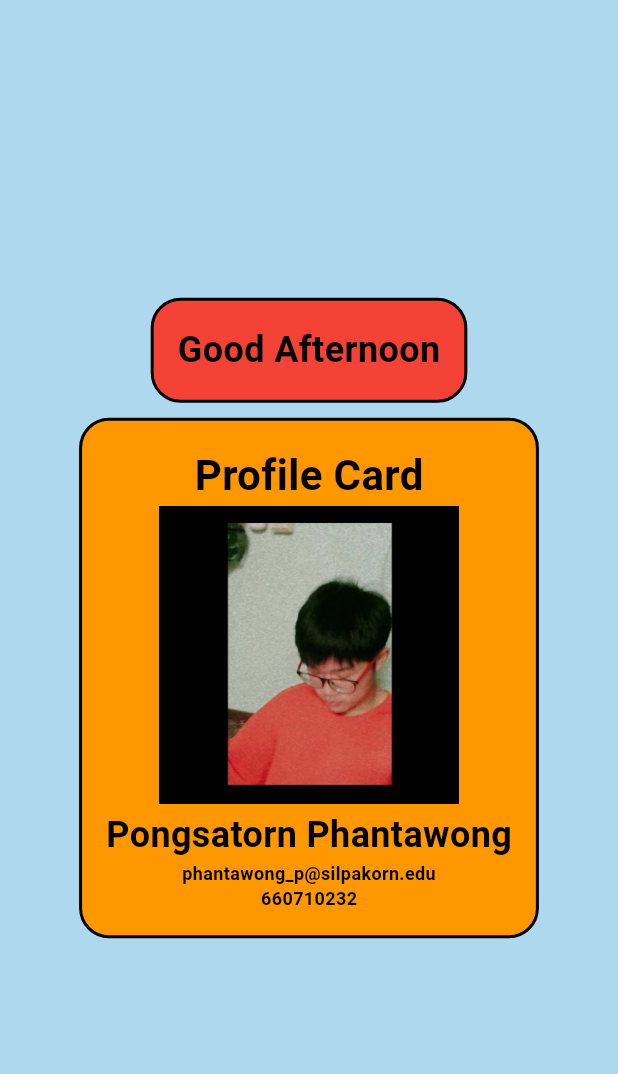
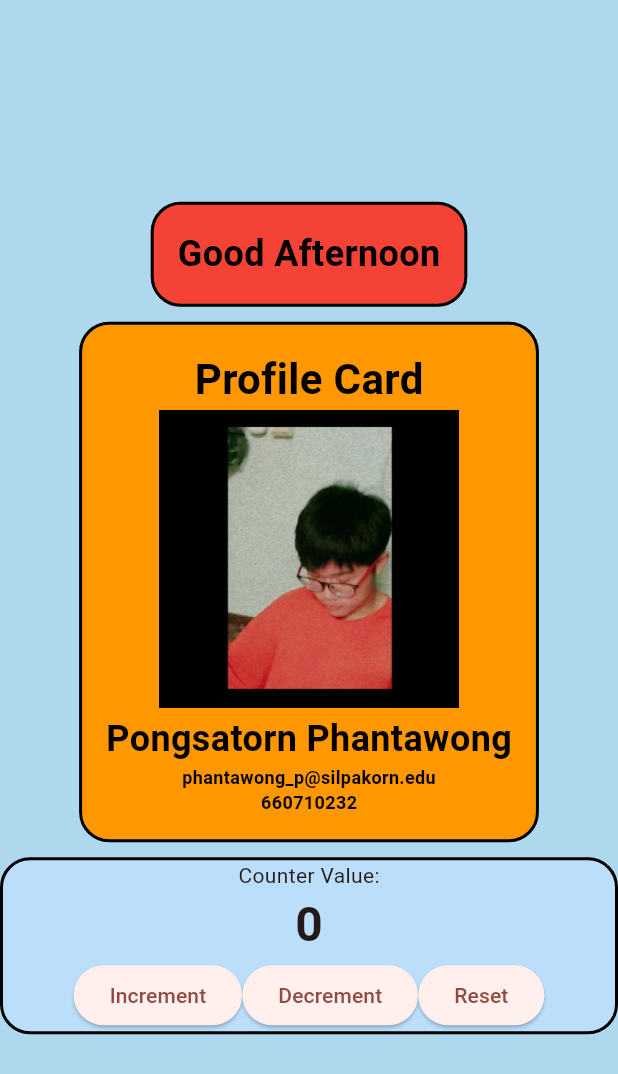
Before and after one commit to 660710232/mobiletest, a Flutter app: the screen it shows after launch, on a phone screen of 412 x 824 dp. Shown: the top 1074 px of the screen. Run offline on Flutter 3.47's test engine with Material 3 defaults, Android fonts, the phone set to English and light mode, and no system bars.

Commit message:
Easy Counter

```diff
--- /dev/null
+++ b/lib/component/like_card.dart
@@ -0,0 +1,67 @@
+import 'package:flutter/material.dart';
+
+class LikeCard extends StatefulWidget {
+  const LikeCard({super.key});
+
+  @override
+  State<LikeCard> createState() => _LikeCardState();
+}
+
+class _LikeCardState extends State<LikeCard> {
+  bool isLiked = false;
+  int count = 0;
+  @override
+  Widget build(BuildContext context) {
+    return Container(
+      decoration: BoxDecoration(
+        borderRadius: BorderRadius.circular(20),
+        color: Colors.blue[100],
+        border: Border.all(color: Colors.black, width: 2),
+      ),
+      child: Column(
+        children: [
+          // Text(isLiked ? "Liked" : "Dislike"),
+          // IconButton(
+          //   onPressed: () {
+          //     setState(() {
+          //       isLiked = !isLiked;
+          //     });
+          //   },
+          //   icon: Icon(isLiked ? Icons.thumb_up : Icons.thumb_down),
+          // ),
+          Text('Counter Value:'),
+          Text('$count' , style: TextStyle(fontSize: 32, fontWeight: FontWeight.bold)),
+          Row(
+            mainAxisAlignment: MainAxisAlignment.center,
+            children : [
+              ElevatedButton(
+                onPressed: () {
+                  setState(() {
+                    count++;
+                  });
+                },
+                child: Text('Increment'),
+              ),
+              ElevatedButton(
+                onPressed: () {
+                  setState(() {
+                    count--;
+                  });
+                },
+                child: Text('Decrement'),
+              ),
+              ElevatedButton(
+                onPressed: () {
+                  setState(() {
+                    count = 0;
+                  });
+                },
+                child: Text('Reset'),
+              ),
+            ]
+          )
+        ],
+      ),
+    );
+  }
+}
--- a/lib/component/text_card.dart
+++ b/lib/component/text_card.dart
@@ -1,7 +1,7 @@
 import 'package:flutter/material.dart';
 
 class TextCard extends StatelessWidget {
-  final String text;
+  final String text ;
   final Color color;
   const TextCard({super.key, required this.text, required this.color});
 
--- a/lib/screen/greeting_screen.dart
+++ b/lib/screen/greeting_screen.dart
@@ -1,4 +1,5 @@
 import 'package:flutter/material.dart';
+import 'package:mobiletest/component/like_card.dart';
 import 'package:mobiletest/component/profile_card.dart';
 import 'package:mobiletest/component/text_card.dart';
 
@@ -17,7 +18,9 @@ class GreetingScreen extends StatelessWidget {
           children: [
           TextCard(text: "Good Afternoon",color: Colors.red,),
           SizedBox(height: 10),
-          ProfileCard(name: name, image: Image.asset('assets/profile_ten.jpg', width: 200, height: 200),)
+          ProfileCard(name: name, image: Image.asset('assets/profile_ten.jpg', width: 200, height: 200),),
+          SizedBox(height: 10),
+          LikeCard(),
         ],)
       ),
     );
```
Also changed, not shown: lib/component/profile_card.dart (+39 -8 lines).
